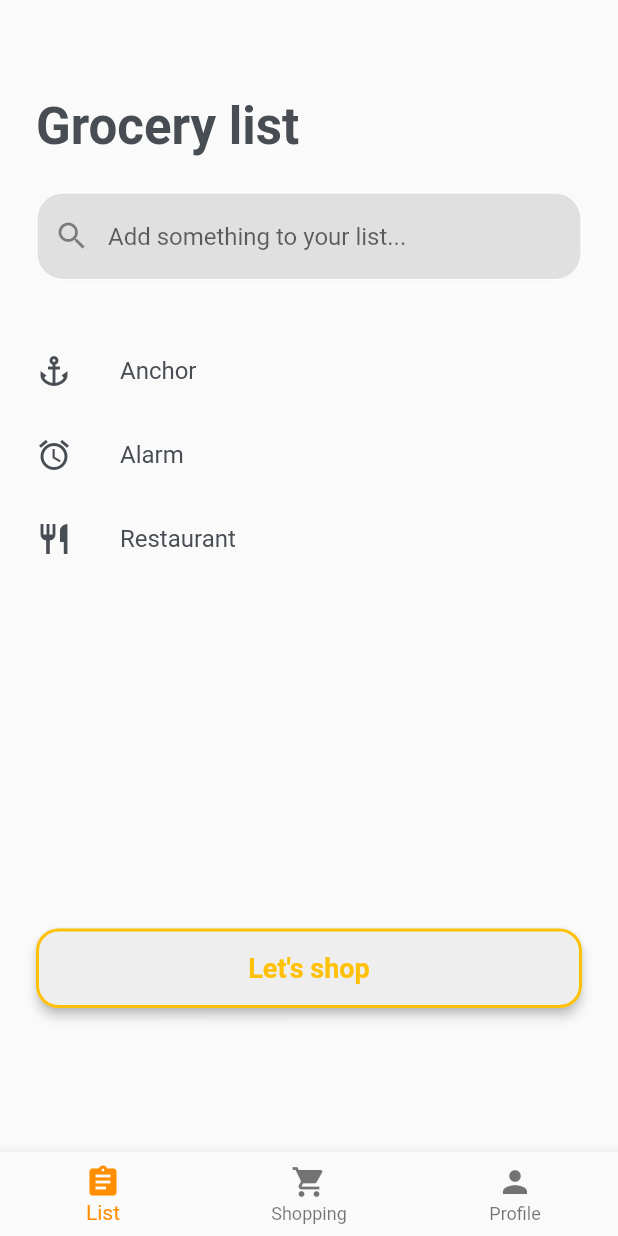
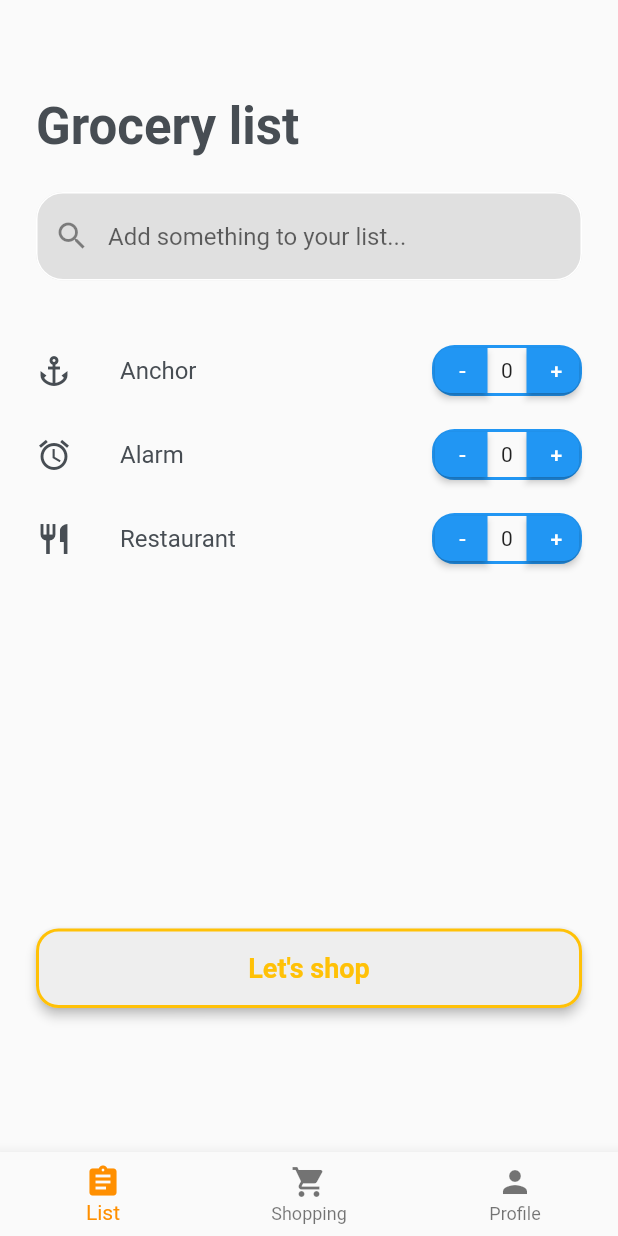
Before and after one commit to tmartin1703/shopping_map, a Flutter app: the screen it shows after launch, on a phone screen of 412 x 824 dp. Run offline on Flutter 3.47's test engine with Material 2 defaults, Android fonts, the phone set to English and light mode, and no system bars.

Commit message:
quantity button design

```diff
--- a/lib/screens/main_screen.dart
+++ b/lib/screens/main_screen.dart
@@ -1,16 +1,12 @@
 import 'package:flutter/material.dart';
+import 'package:shopping_map/widgets/quantity_button.dart';
 import '../widgets/lets_shop_button.dart';
 
-class MainScreen extends StatefulWidget {
+class MainScreen extends StatelessWidget {
   const MainScreen(this._callback);
 
   final void Function(int index) _callback;
 
-  @override
-  State<MainScreen> createState() => _MainScreenState();
-}
-
-class _MainScreenState extends State<MainScreen> {
   @override
   Widget build(BuildContext context) {
     return SingleChildScrollView(
@@ -61,21 +57,27 @@ class _MainScreenState extends State<MainScreen> {
             padding: const EdgeInsets.all(8),
             children: const <Widget>[
               ListTile(
-                  title: Text("Anchor",
-                      style: TextStyle(color: Color(0XFF474D53))),
-                  leading: Icon(Icons.anchor, color: Color(0xFF474D53))),
+                title:
+                    Text("Anchor", style: TextStyle(color: Color(0XFF474D53))),
+                leading: Icon(Icons.anchor, color: Color(0xFF474D53)),
+                trailing: QuantityButton(),
+              ),
               ListTile(
-                  title:
-                      Text("Alarm", style: TextStyle(color: Color(0XFF474D53))),
-                  leading: Icon(Icons.alarm, color: Color(0xFF474D53))),
+                title:
+                    Text("Alarm", style: TextStyle(color: Color(0XFF474D53))),
+                leading: Icon(Icons.alarm, color: Color(0xFF474D53)),
+                trailing: QuantityButton(),
+              ),
               ListTile(
-                  title: Text("Restaurant",
-                      style: TextStyle(color: Color(0XFF474D53))),
-                  leading: Icon(Icons.restaurant, color: Color(0xFF474D53))),
+                title: Text("Restaurant",
+                    style: TextStyle(color: Color(0XFF474D53))),
+                leading: Icon(Icons.restaurant, color: Color(0xFF474D53)),
+                trailing: QuantityButton(),
+              ),
             ],
           ),
           const SizedBox(height: 200),
-          LetsShopButton(widget._callback),
+          LetsShopButton(_callback),
         ],
       ),
     );
--- a/lib/screens/profile_screen.dart
+++ b/lib/screens/profile_screen.dart
@@ -1,13 +1,8 @@
 import 'package:flutter/material.dart';
 
-class ProfileScreen extends StatefulWidget {
+class ProfileScreen extends StatelessWidget {
   const ProfileScreen({super.key});
 
-  @override
-  State<ProfileScreen> createState() => _ProfileScreenState();
-}
-
-class _ProfileScreenState extends State<ProfileScreen> {
   @override
   Widget build(BuildContext context) {
     return Column(
--- a/lib/screens/shopping_screen.dart
+++ b/lib/screens/shopping_screen.dart
@@ -1,13 +1,8 @@
 import 'package:flutter/material.dart';
 
-class ShoppingScreen extends StatefulWidget {
+class ShoppingScreen extends StatelessWidget {
   const ShoppingScreen({super.key});
 
-  @override
-  State<ShoppingScreen> createState() => _ShoppingScreenState();
-}
-
-class _ShoppingScreenState extends State<ShoppingScreen> {
   @override
   Widget build(BuildContext context) {
     return const Text('Shopping');
--- a/lib/widgets/lets_shop_button.dart
+++ b/lib/widgets/lets_shop_button.dart
@@ -1,16 +1,11 @@
 import 'package:flutter/material.dart';
 
 /* PÉLDA KÓD */
-class LetsShopButton extends StatefulWidget {
+class LetsShopButton extends StatelessWidget {
   LetsShopButton(this._onTap);
 
   final void Function(int index) _onTap;
 
-  @override
-  State<LetsShopButton> createState() => _LetsShopButtonState();
-}
-
-class _LetsShopButtonState extends State<LetsShopButton> {
   @override
   Widget build(BuildContext context) {
     return Padding(
@@ -30,7 +25,7 @@ class _LetsShopButtonState extends State<LetsShopButton> {
                 borderRadius: BorderRadius.circular(15.0),
               ),
             ),
-            onPressed: () => widget._onTap(1),
+            onPressed: () => _onTap(1),
             child: const Padding(
               padding: EdgeInsets.all(16.0),
               child: Text(
--- /dev/null
+++ b/lib/widgets/quantity_button.dart
@@ -0,0 +1,65 @@
+import 'package:flutter/material.dart';
+
+class QuantityButton extends StatefulWidget {
+  const QuantityButton({super.key});
+
+  @override
+  State<QuantityButton> createState() => _QuantityButtonState();
+}
+
+class _QuantityButtonState extends State<QuantityButton> {
+  @override
+  Widget build(BuildContext context) {
+    return Container(
+      decoration: BoxDecoration(
+          borderRadius: BorderRadius.circular(15),
+          border: Border.all(width: 2, color: Colors.blue)),
+      width: 100,
+      child: Row(
+        children: [
+          SizedBox(
+            height: 30,
+            width: 35,
+            child: ElevatedButton(
+              onPressed: () {},
+              style: ButtonStyle(
+                shape: MaterialStateProperty.all(
+                  const RoundedRectangleBorder(
+                    borderRadius: BorderRadius.only(
+                      topLeft: Radius.circular(10),
+                      bottomLeft: Radius.circular(10),
+                    ),
+                  ),
+                ),
+              ),
+              child: const Text('-'),
+            ),
+          ),
+          const Expanded(
+              child: Text(
+            "0",
+            textAlign: TextAlign.center,
+          )),
+          SizedBox(
+            height: 30,
+            width: 35,
+            child: ElevatedButton(
+              onPressed: () {},
+              style: ButtonStyle(
+                shape: MaterialStateProperty.all(
+                  const RoundedRectangleBorder(
+                    borderRadius: BorderRadius.only(
+                      topRight: Radius.circular(10),
+                      bottomRight: Radius.circular(10),
+                    ),
+                  ),
+                ),
+              ),
+              child: const Text('+'),
+            ),
+          ),
+        ],
+      ),
+    );
+  }
+}
```
Also changed, not shown: 1 other file.
